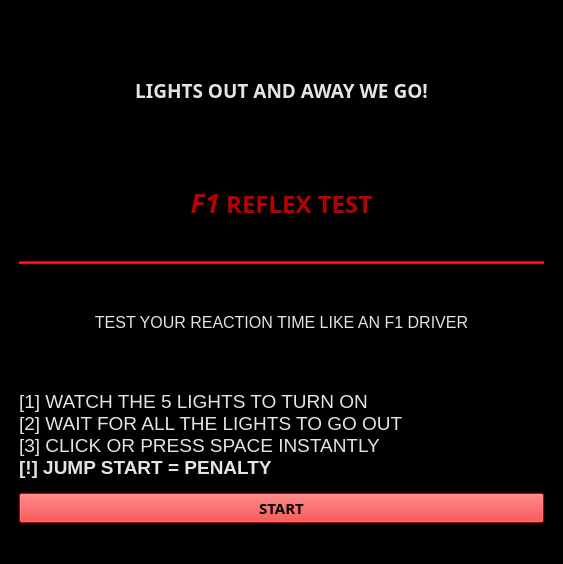
First picture: the form in gui/F1_1stUI.ui, repository paolomiguelplasabas23/F1_Reflex_Test_PROTOTYPE, before the edit.
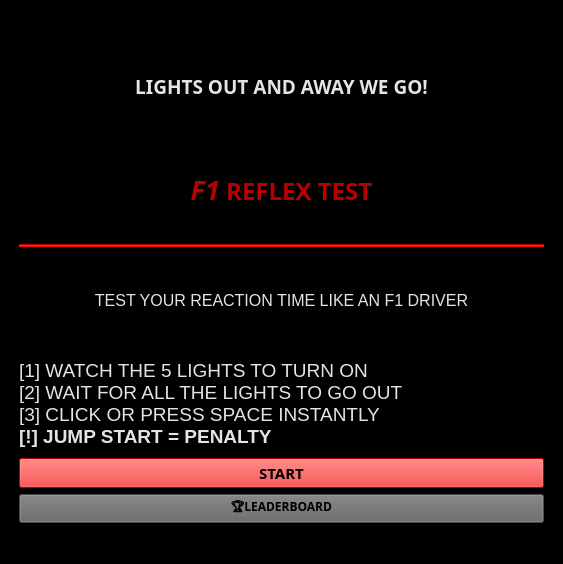
Second picture: the form after the edit.

The edit to the form file:
```diff
--- a/gui/F1_1stUI.ui
+++ b/gui/F1_1stUI.ui
@@ -647,6 +647,23 @@
          </property>
         </widget>
        </item>
+       <item>
+        <widget class="QPushButton" name="leaderboard_button">
+         <property name="font">
+          <font>
+           <family>Gill Sans</family>
+           <pointsize>9</pointsize>
+           <bold>true</bold>
+          </font>
+         </property>
+         <property name="styleSheet">
+          <string notr="true">background-color:rgb(103, 103, 103)</string>
+         </property>
+         <property name="text">
+          <string>🏆LEADERBOARD</string>
+         </property>
+        </widget>
+       </item>
       </layout>
      </widget>
     </item>
```
